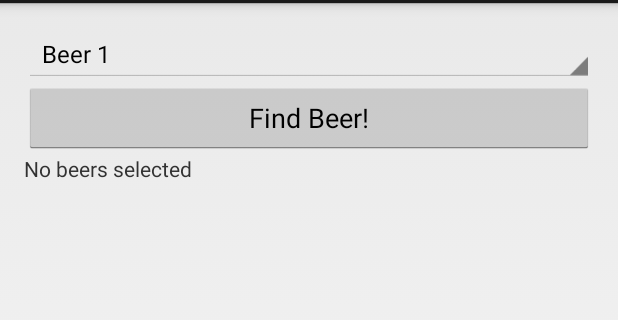
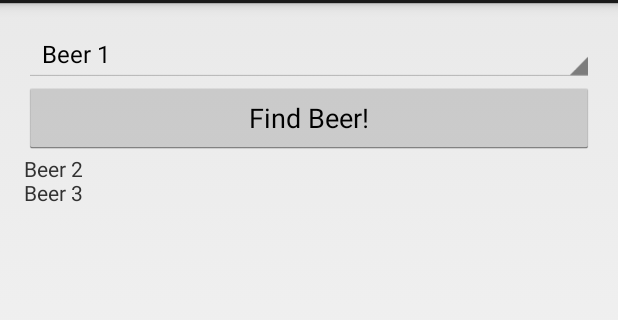
Before and after one commit to vin7974/BeerAdviserapp, an Android app: the screen it shows after launch (FindBeerActivity), after a tap on "Find Beer!", on a phone screen of 412 x 824 dp, the part 69-389 px from its top. Run offline under Robolectric (Android 15) with nearby library versions, the phone set to English and light mode, and no system bars.

Commit message:
Completed With sample Java Class

```diff
--- /dev/null
+++ b/app/src/main/java/com/example/vinod/beeradviserapp/BeerExpert.java
@@ -0,0 +1,28 @@
+package com.example.vinod.beeradviserapp;
+
+/**
+ * Created by vinod on 4/13/18.
+ */
+import  java.util.ArrayList;
+import  java.util.List;
+
+
+public class BeerExpert {
+
+    List<String> getBrands(String color)
+    {
+        List<String> brands = new ArrayList<>();
+
+        if (color.equals("Beer 1"))
+        {
+            brands.add("Beer 2");
+            brands.add("Beer 3");
+        }
+        else
+        {
+            brands.add("Else Condition");
+            brands.add("Else Condition");
+        }
+        return brands;
+    }
+}
--- a/app/src/main/java/com/example/vinod/beeradviserapp/FindBeerActivity.java
+++ b/app/src/main/java/com/example/vinod/beeradviserapp/FindBeerActivity.java
@@ -5,8 +5,11 @@ import android.os.Bundle;
 import android.view.View;
 import android.widget.Spinner;
 import android.widget.TextView;
+import java.util.List;
 
 public class FindBeerActivity extends Activity {
+
+    private  BeerExpert expert = new BeerExpert();  //Custom Java class object initilization
 
     @Override
     protected void onCreate(Bundle savedInstanceState) {
@@ -17,7 +20,19 @@ public class FindBeerActivity extends Activity {
         TextView brands1 = (TextView) findViewById(R.id.brands);
         Spinner color = (Spinner) findViewById(R.id.color);
         String beerType = String.valueOf(color.getSelectedItem());
-        brands1.setText(beerType);
+        //brands1.setText(beerType);
 
-    }
+        // We are using BeerExpert custom Java class here to get lists
+
+
+        List<String> brandslist = expert.getBrands(beerType);
+        StringBuilder brandsFormatted = new StringBuilder();
+        for (String brands: brandslist)
+        {
+            brandsFormatted.append(brands).append('\n');
+
+        }
+        brands1.setText(brandsFormatted);
+
+   }
 }
--- a/app/src/main/res/layout/activity_find_beer.xml
+++ b/app/src/main/res/layout/activity_find_beer.xml
@@ -15,11 +15,11 @@
         />
 
     <Button
-        android:id="@+id/button3"
+        android:id="@+id/onClickFindBeer"
         android:layout_width="match_parent"
         android:layout_height="wrap_content"
         android:text="@string/find_beer"
-        android:onClick="onClickFindBeer"
+        android:onClick="onClickFindBeerBtn"
         />
 
     <TextView
```
